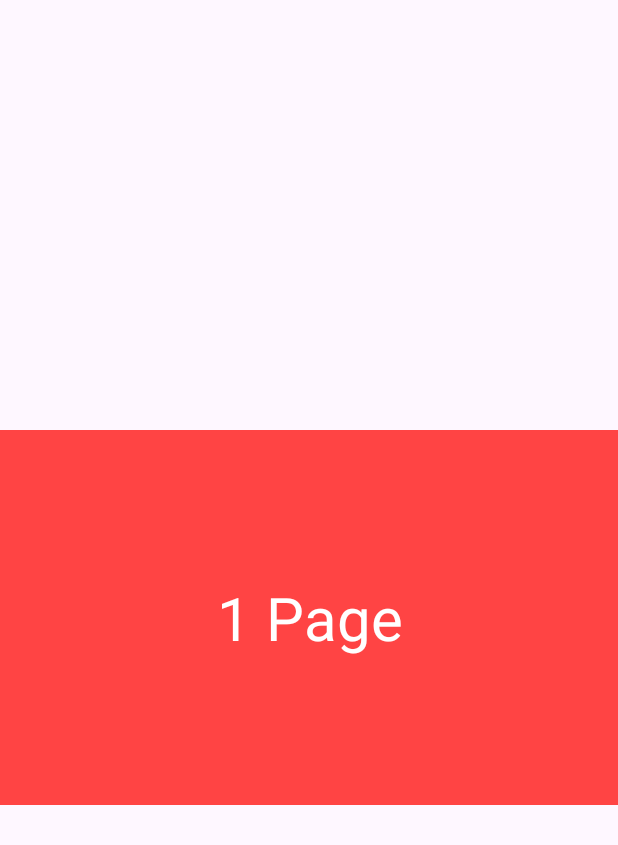
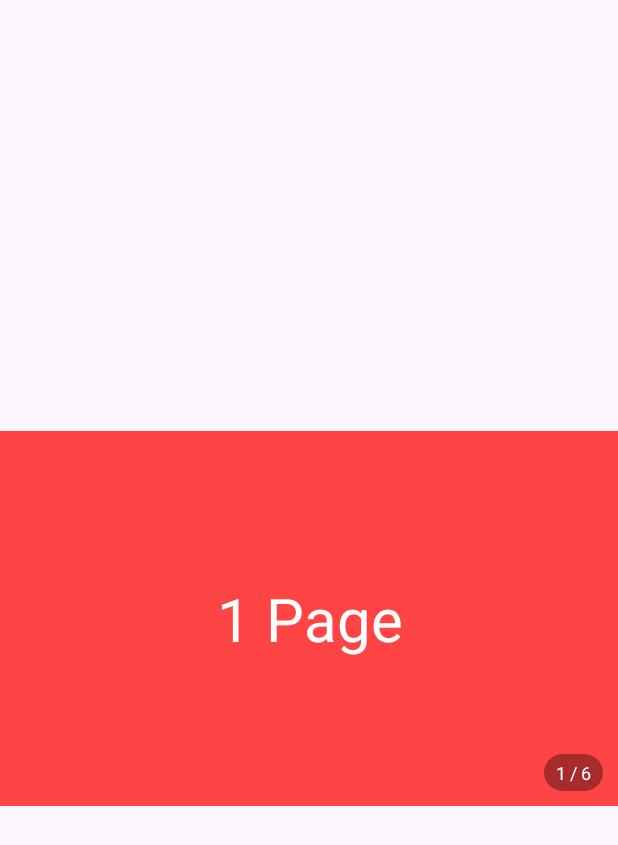
Before and after one commit to wjdwntjd55/Blog, an Android app: the screen it shows after launch (MainActivity), on a phone screen of 412 x 824 dp. Shown: the top 845 px of the screen. Run offline under Robolectric (Android 15) with nearby library versions, the phone set to English and light mode, and no system bars.

Commit message:
feat : banner 위치 표시

```diff
--- a/Project/banner/app/src/main/java/com/project/banner/MainActivity.kt
+++ b/Project/banner/app/src/main/java/com/project/banner/MainActivity.kt
@@ -5,6 +5,7 @@ import androidx.activity.enableEdgeToEdge
 import androidx.appcompat.app.AppCompatActivity
 import androidx.core.view.ViewCompat
 import androidx.core.view.WindowInsetsCompat
+import androidx.viewpager2.widget.ViewPager2
 import com.project.banner.databinding.ActivityMainBinding
 
 class MainActivity : AppCompatActivity() {
@@ -38,7 +39,17 @@ class MainActivity : AppCompatActivity() {
             // (Int.MAX_VALUE / 2 % dataList.size)는 이 중간 지점을 데이터 리스트의 크기로 나눈 나머지를 구해서, 초기 위치가 데이터 리스트의 첫 번째 항목에 정확히 맞도록 조정한다
             val initialPosition = Int.MAX_VALUE / 2 - (Int.MAX_VALUE / 2 % dataList.size)
             setCurrentItem(initialPosition, false)
+
+            // 초기값 설정
+            binding.textViewCurrentBannerMain.text = "${initialPosition % dataList.size + 1} / ${dataList.size}"
         }
+
+        binding.viewPager2Main.registerOnPageChangeCallback(object : ViewPager2.OnPageChangeCallback() {
+            override fun onPageSelected(position: Int) {
+                super.onPageSelected(position)
+                binding.textViewCurrentBannerMain.text = "${position % dataList.size + 1} / ${dataList.size}"
+            }
+        })
 
     }
 }
--- /dev/null
+++ b/Project/banner/app/src/main/res/drawable/gray_ellipse.xml
@@ -0,0 +1,8 @@
+<?xml version="1.0" encoding="utf-8"?>
+<shape xmlns:android="http://schemas.android.com/apk/res/android"
+    android:shape="rectangle">
+
+    <solid android:color="#59000000"/>
+    <corners android:radius="15dp"/>
+
+</shape>
--- a/Project/banner/app/src/main/res/layout/activity_main.xml
+++ b/Project/banner/app/src/main/res/layout/activity_main.xml
@@ -7,11 +7,32 @@
     android:layout_height="match_parent"
     tools:context=".MainActivity">
 
-    <androidx.viewpager2.widget.ViewPager2
-        android:id="@+id/viewPager2_main"
+    <androidx.constraintlayout.widget.ConstraintLayout
         android:layout_width="match_parent"
-        android:layout_height="wrap_content"
-        android:layout_gravity="center"
-        android:orientation="horizontal" />
+        android:layout_height="match_parent">
+
+        <androidx.viewpager2.widget.ViewPager2
+            android:id="@+id/viewPager2_main"
+            android:layout_width="match_parent"
+            android:layout_height="wrap_content"
+            android:orientation="horizontal"
+            app:layout_constraintBottom_toBottomOf="parent"
+            app:layout_constraintTop_toTopOf="parent" />
+
+        <androidx.appcompat.widget.AppCompatTextView
+            android:id="@+id/textView_current_banner_main"
+            android:layout_width="wrap_content"
+            android:layout_height="wrap_content"
+            android:layout_margin="10dp"
+            android:background="@drawable/gray_ellipse"
+            android:paddingHorizontal="8dp"
+            android:paddingVertical="4dp"
+            android:textColor="@color/white"
+            android:textSize="12sp"
+            app:layout_constraintBottom_toBottomOf="@+id/viewPager2_main"
+            app:layout_constraintEnd_toEndOf="parent"
+            tools:text="1 / 3" />
+
+    </androidx.constraintlayout.widget.ConstraintLayout>
 
 </androidx.appcompat.widget.LinearLayoutCompat>
```
